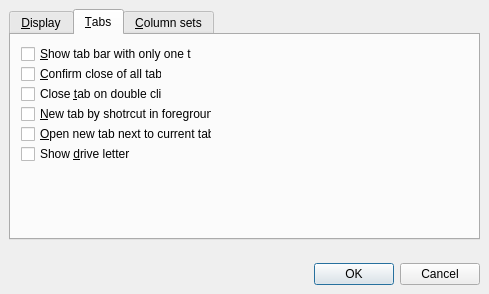
Before: the Qt Designer form OptionsDialog.ui in martin-kudlicka/file-commander, drawn with Qt 5.
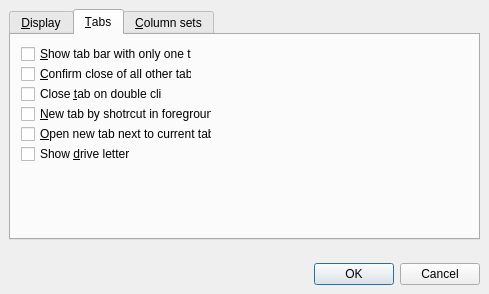
After: the same form once the commit is applied.

Commit message: + close all other tabs

```diff
--- a/OptionsDialog.ui
+++ b/OptionsDialog.ui
@@ -242,19 +242,6 @@
           <attribute name="title" >
            <string>&amp;Tabs</string>
           </attribute>
-          <widget class="QCheckBox" name="checkBox_2" >
-           <property name="geometry" >
-            <rect>
-             <x>10</x>
-             <y>30</y>
-             <width>141</width>
-             <height>18</height>
-            </rect>
-           </property>
-           <property name="text" >
-            <string>&amp;Confirm close of all tabs</string>
-           </property>
-          </widget>
           <widget class="QCheckBox" name="checkBox_3" >
            <property name="geometry" >
             <rect>
@@ -320,6 +307,19 @@
             <string>&amp;Show tab bar with only one tab</string>
            </property>
           </widget>
+          <widget class="QCheckBox" name="qcbConfirmCloseOfAllOtherTabs" >
+           <property name="geometry" >
+            <rect>
+             <x>10</x>
+             <y>30</y>
+             <width>171</width>
+             <height>18</height>
+            </rect>
+           </property>
+           <property name="text" >
+            <string>&amp;Confirm close of all other tabs</string>
+           </property>
+          </widget>
          </widget>
          <widget class="QWidget" name="tab_2" >
           <attribute name="title" >
```
The commit also changes 3 other files.
